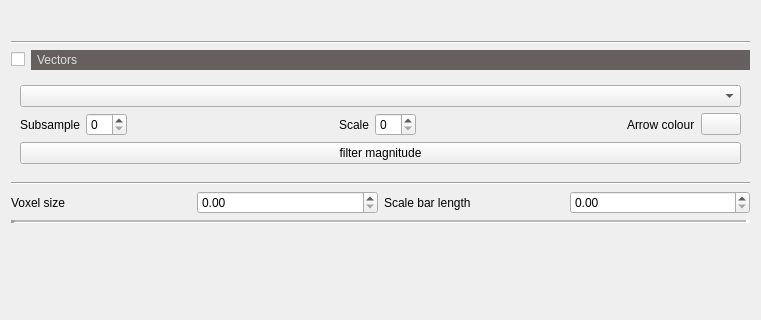
The window that ui/ui_datatab.ui (VCCRI/vpv) describes before a commit, drawn with Qt 5; both pictures show x 0 to 761 and y 519 to 839 of the 761 by 839 pixel window.
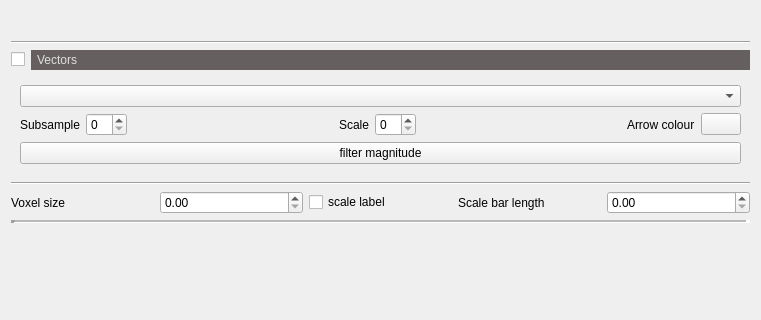
The same window after the commit. Icons and pictures are not drawn.

Commit message: Bodge to get scale bars visible when flipping in x

Diff of the .ui file:
```diff
--- a/ui/ui_datatab.ui
+++ b/ui/ui_datatab.ui
@@ -692,16 +692,23 @@
        </property>
       </widget>
      </item>
-     <item row="0" column="3">
+     <item row="0" column="4">
       <widget class="QDoubleSpinBox" name="doubleSpinBoxScaleBarLength"/>
      </item>
-     <item row="0" column="2">
+     <item row="0" column="3">
       <widget class="QLabel" name="label_16">
        <property name="text">
         <string>Scale bar length</string>
        </property>
       </widget>
      </item>
+     <item row="0" column="2">
+      <widget class="QCheckBox" name="checkBoxScaleBarLabel">
+       <property name="text">
+        <string>scale label</string>
+       </property>
+      </widget>
+     </item>
     </layout>
    </item>
    <item>
```
Left out of the diff: 1 changed line with no effect on the pictures. The commit also changes 5 other files.
